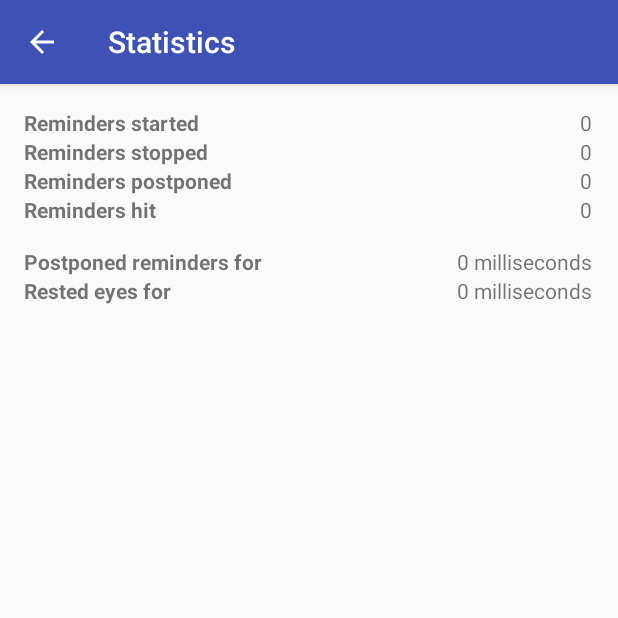
After one commit to Pneumaticat/cubic20, an Android app: the StatsActivity screen opened directly, with no data from a screen before it, on a phone screen of 412 x 824 dp, the top half of it. The commit adds this screen. Run offline under Robolectric (Android 15) with nearby library versions, the phone set to English and light mode, and no system bars.

Commit message:
Implement StatsActivity
Needed to pull in a JodaTime library for nice Duration formatting. Also,
an issue right now is that the menu items' images in MainActivity are
the wrong color and look weird.

```diff
--- a/app/build.gradle
+++ b/app/build.gradle
@@ -25,4 +25,5 @@ dependencies {
     compile 'com.android.support:appcompat-v7:24.0.0'
     compile 'com.android.support:design:24.0.0'
     compile 'com.android.support:support-v4:24.0.0'
+    compile 'net.danlew:android.joda:2.9.4.1'
 }
--- a/app/src/main/java/space/potatofrom/cubic20/MainActivity.java
+++ b/app/src/main/java/space/potatofrom/cubic20/MainActivity.java
@@ -167,6 +167,9 @@ public class MainActivity extends AppCompatActivity
             case R.id.action_about:
                 startActivity(new Intent(this, AboutActivity.class));
                 break;
+            case R.id.action_stats:
+                startActivity(new Intent(this, StatsActivity.class));
+                break;
             default:
                 throw new UnsupportedOperationException("Unimplemented menu item " + id);
         }
--- /dev/null
+++ b/app/src/main/java/space/potatofrom/cubic20/MyApp.java
@@ -0,0 +1,16 @@
+package space.potatofrom.cubic20;
+
+import android.app.Application;
+
+import net.danlew.android.joda.JodaTimeAndroid;
+
+/**
+ * Created by kevin on 7/20/16.
+ */
+public class MyApp extends Application {
+    @Override
+    public void onCreate() {
+        super.onCreate();
+        JodaTimeAndroid.init(this);
+    }
+}
--- /dev/null
+++ b/app/src/main/java/space/potatofrom/cubic20/StatsActivity.java
@@ -0,0 +1,64 @@
+package space.potatofrom.cubic20;
+
+import android.content.SharedPreferences;
+import android.os.Bundle;
+import android.preference.PreferenceManager;
+import android.support.v7.app.AppCompatActivity;
+import android.support.v7.widget.Toolbar;
+import android.widget.TextView;
+
+import org.joda.time.Period;
+import org.joda.time.format.PeriodFormat;
+import org.joda.time.format.PeriodFormatter;
+
+import java.util.Locale;
+
+public class StatsActivity extends AppCompatActivity {
+    private TextView remindersStartedValue;
+    private TextView remindersStoppedValue;
+    private TextView remindersPostponedValue;
+    private TextView remindersHitValue;
+    private TextView timePostponedValue;
+    private TextView timeRestedValue;
+
+    @Override
+    protected void onCreate(Bundle savedInstanceState) {
+        super.onCreate(savedInstanceState);
+        setContentView(R.layout.activity_stats);
+        Toolbar toolbar = (Toolbar) findViewById(R.id.toolbar);
+        setSupportActionBar(toolbar);
+
+        getSupportActionBar().setDisplayHomeAsUpEnabled(true);
+
+        remindersStartedValue = (TextView) findViewById(R.id.stats_value_reminders_started);
+        remindersStoppedValue = (TextView) findViewById(R.id.stats_value_reminders_stopped);
+        remindersPostponedValue = (TextView) findViewById(R.id.stats_value_reminders_postponed);
+        remindersHitValue = (TextView) findViewById(R.id.stats_value_reminders_hit);
+        timePostponedValue = (TextView) findViewById(R.id.stats_value_time_postponed);
+        timeRestedValue = (TextView) findViewById(R.id.stats_value_time_rested);
+
+        refreshStatsUi();
+    }
+
+    private void refreshStatsUi() {
+        SharedPreferences prefs = PreferenceManager.getDefaultSharedPreferences(this);
+        remindersStartedValue.setText(String.valueOf(
+                prefs.getInt(getString(R.string.pref_key_stats_reminders_started), 0)));
+        remindersStoppedValue.setText(String.valueOf(
+                prefs.getInt(getString(R.string.pref_key_stats_reminders_stopped), 0)));
+        remindersPostponedValue.setText(String.valueOf(
+                prefs.getInt(getString(R.string.pref_key_stats_reminders_postponed), 0)));
+        remindersHitValue.setText(String.valueOf(
+                prefs.getInt(getString(R.string.pref_key_stats_reminders_hit), 0)));
+
+        PeriodFormatter formatter = PeriodFormat.getDefault().withLocale(Locale.getDefault());
+        timePostponedValue.setText(formatter.print(
+                Period.minutes(
+                    prefs.getInt(getString(R.string.pref_key_stats_time_postponed_min), 0))
+                .normalizedStandard()));
+        timeRestedValue.setText(formatter.print(
+                Period.seconds(
+                    prefs.getInt(getString(R.string.pref_key_stats_time_rested_sec), 0))
+                .normalizedStandard()));
+    }
+}
--- /dev/null
+++ b/app/src/main/res/drawable/ic_info_outline_black_24dp.xml
@@ -0,0 +1,9 @@
+<vector xmlns:android="http://schemas.android.com/apk/res/android"
+        android:width="24dp"
+        android:height="24dp"
+        android:viewportWidth="24.0"
+        android:viewportHeight="24.0">
+    <path
+        android:fillColor="#FF000000"
+        android:pathData="M11,17h2v-6h-2v6zM12,2C6.48,2 2,6.48 2,12s4.48,10 10,10 10,-4.48 10,-10S17.52,2 12,2zM12,20c-4.41,0 -8,-3.59 -8,-8s3.59,-8 8,-8 8,3.59 8,8 -3.59,8 -8,8zM11,9h2L13,7h-2v2z"/>
+</vector>
--- /dev/null
+++ b/app/src/main/res/drawable/ic_poll_black_24dp.xml
@@ -0,0 +1,9 @@
+<vector xmlns:android="http://schemas.android.com/apk/res/android"
+        android:width="24dp"
+        android:height="24dp"
+        android:viewportWidth="24.0"
+        android:viewportHeight="24.0">
+    <path
+        android:fillColor="#FF000000"
+        android:pathData="M19,3L5,3c-1.1,0 -2,0.9 -2,2v14c0,1.1 0.9,2 2,2h14c1.1,0 2,-0.9 2,-2L21,5c0,-1.1 -0.9,-2 -2,-2zM9,17L7,17v-7h2v7zM13,17h-2L11,7h2v10zM17,17h-2v-4h2v4z"/>
+</vector>
--- /dev/null
+++ b/app/src/main/res/drawable/ic_refresh_black_24dp.xml
@@ -0,0 +1,9 @@
+<vector xmlns:android="http://schemas.android.com/apk/res/android"
+        android:width="24dp"
+        android:height="24dp"
+        android:viewportWidth="24.0"
+        android:viewportHeight="24.0">
+    <path
+        android:fillColor="#FF000000"
+        android:pathData="M17.65,6.35C16.2,4.9 14.21,4 12,4c-4.42,0 -7.99,3.58 -7.99,8s3.57,8 7.99,8c3.73,0 6.84,-2.55 7.73,-6h-2.08c-0.82,2.33 -3.04,4 -5.65,4 -3.31,0 -6,-2.69 -6,-6s2.69,-6 6,-6c1.66,0 3.14,0.69 4.22,1.78L13,11h7V4l-2.35,2.35z"/>
+</vector>
--- /dev/null
+++ b/app/src/main/res/layout/activity_stats.xml
@@ -0,0 +1,25 @@
+<?xml version="1.0" encoding="utf-8"?>
+<android.support.design.widget.CoordinatorLayout xmlns:android="http://schemas.android.com/apk/res/android"
+    xmlns:app="http://schemas.android.com/apk/res-auto"
+    xmlns:tools="http://schemas.android.com/tools"
+    android:layout_width="match_parent"
+    android:layout_height="match_parent"
+    android:fitsSystemWindows="true"
+    tools:context="space.potatofrom.cubic20.StatsActivity">
+
+    <android.support.design.widget.AppBarLayout
+        android:layout_width="match_parent"
+        android:layout_height="wrap_content"
+        android:theme="@style/AppTheme.AppBarOverlay">
+
+        <android.support.v7.widget.Toolbar
+            android:id="@+id/toolbar"
+            android:layout_width="match_parent"
+            android:layout_height="?attr/actionBarSize"
+            android:background="?attr/colorPrimary"
+            app:popupTheme="@style/AppTheme.PopupOverlay" />
+
+    </android.support.design.widget.AppBarLayout>
+
+    <include layout="@layout/content_stats" />
+</android.support.design.widget.CoordinatorLayout>
--- /dev/null
+++ b/app/src/main/res/layout/content_stats.xml
@@ -0,0 +1,123 @@
+<?xml version="1.0" encoding="utf-8"?>
+<RelativeLayout xmlns:android="http://schemas.android.com/apk/res/android"
+    xmlns:app="http://schemas.android.com/apk/res-auto"
+    xmlns:tools="http://schemas.android.com/tools"
+    android:layout_width="match_parent"
+    android:layout_height="match_parent"
+    android:paddingBottom="@dimen/activity_vertical_margin"
+    android:paddingLeft="@dimen/activity_horizontal_margin"
+    android:paddingRight="@dimen/activity_horizontal_margin"
+    android:paddingTop="@dimen/activity_vertical_margin"
+    app:layout_behavior="@string/appbar_scrolling_view_behavior"
+    tools:context="space.potatofrom.cubic20.StatsActivity"
+    tools:showIn="@layout/activity_stats">
+
+    <TableLayout
+        android:stretchColumns="*"
+        android:layout_width="match_parent"
+        android:layout_height="match_parent">
+
+        <TableRow
+            android:layout_width="match_parent"
+            android:layout_height="wrap_content">
+            <TextView
+                android:textStyle="bold"
+                android:layout_width="wrap_content"
+                android:layout_height="wrap_content"
+                android:text="@string/stats_reminders_started" />
+            <TextView
+                android:id="@+id/stats_value_reminders_started"
+                android:layout_width="wrap_content"
+                android:layout_height="wrap_content"
+                android:layout_gravity="end"
+                android:text=""
+                android:layout_column="2" />
+        </TableRow>
+
+        <TableRow
+            android:layout_width="match_parent"
+            android:layout_height="wrap_content">
+            <TextView
+                android:textStyle="bold"
+                android:layout_width="wrap_content"
+                android:layout_height="wrap_content"
+                android:text="@string/stats_reminders_stopped" />
+            <TextView
+                android:id="@+id/stats_value_reminders_stopped"
+                android:layout_width="wrap_content"
+                android:layout_height="wrap_content"
+                android:layout_gravity="end"
+                android:text=""
+                android:layout_column="2" />
+        </TableRow>
+
+        <TableRow
+            android:layout_width="match_parent"
+            android:layout_height="wrap_content">
+            <TextView
+                android:textStyle="bold"
+                android:layout_width="wrap_content"
+                android:layout_height="wrap_content"
+                android:text="@string/stats_reminders_postponed" />
+            <TextView
+                android:id="@+id/stats_value_reminders_postponed"
+                android:layout_width="wrap_content"
+                android:layout_height="wrap_content"
+                android:layout_gravity="end"
+                android:text=""
+                android:layout_column="2" />
+        </TableRow>
+
+        <TableRow
+            android:layout_width="match_parent"
+            android:layout_height="wrap_content">
+            <TextView
+                android:textStyle="bold"
+                android:layout_width="wrap_content"
+                android:layout_height="wrap_content"
+                android:text="@string/stats_reminders_hit" />
+            <TextView
+                android:id="@+id/stats_value_reminders_hit"
+                android:layout_width="wrap_content"
+                android:layout_height="wrap_content"
+                android:layout_gravity="end"
+                android:text=""
+                android:layout_column="2" />
+        </TableRow>
+
+        <TableRow
+            android:layout_marginTop="15dp"
+            android:layout_width="match_parent"
+            android:layout_height="wrap_content">
+            <TextView
+                android:textStyle="bold"
+                android:layout_width="wrap_content"
+                android:layout_height="wrap_content"
+                android:text="@string/stats_time_postponed" />
+            <TextView
+                android:id="@+id/stats_value_time_postponed"
+                android:layout_width="wrap_content"
+                android:layout_height="wrap_content"
+                android:layout_gravity="end"
+                android:text=""
+                android:layout_column="2" />
+        </TableRow>
+
+        <TableRow
+            android:layout_width="match_parent"
+            android:layout_height="wrap_content">
+            <TextView
+                android:textStyle="bold"
+                android:layout_width="wrap_content"
+                android:layout_height="wrap_content"
+                android:text="@string/stats_time_rested" />
+            <TextView
+                android:id="@+id/stats_value_time_rested"
+                android:layout_width="wrap_content"
+                android:layout_height="wrap_content"
+                android:layout_gravity="end"
+                android:text=""
+                android:layout_column="2" />
+        </TableRow>
+    </TableLayout>
+</RelativeLayout>
--- a/app/src/main/res/menu/main.xml
+++ b/app/src/main/res/menu/main.xml
@@ -3,12 +3,20 @@
     xmlns:app="http://schemas.android.com/apk/res-auto">
     <item
         android:id="@+id/action_settings"
+        android:icon="@drawable/ic_settings_black_24dp"
+        android:title="@string/action_settings"
         android:orderInCategory="100"
-        android:title="@string/action_settings"
-        app:showAsAction="never" />
+        app:showAsAction="ifRoom" />
     <item
         android:id="@+id/action_about"
+        android:title="@string/action_about"
+        android:icon="@drawable/ic_info_black_24dp"
         android:orderInCategory="101"
-        android:title="@string/action_about"
-        app:showAsAction="never" />
+        app:showAsAction="ifRoom" />
+    <item
+        android:id="@+id/action_stats"
+        android:title="@string/action_stats"
+        android:icon="@drawable/ic_poll_black_24dp"
+        android:orderInCategory="102"
+        app:showAsAction="ifRoom" />
 </menu>
--- /dev/null
+++ b/app/src/main/res/menu/stats.xml
@@ -0,0 +1,9 @@
+<?xml version="1.0" encoding="utf-8"?>
+<menu xmlns:android="http://schemas.android.com/apk/res/android"
+    xmlns:app="http://schemas.android.com/apk/res-auto">
+    <item
+        android:id="@+id/stats_action_refresh"
+        android:icon="@drawable/ic_refresh_black_24dp"
+        android:title="@string/stats_action_refresh"
+        app:showAsAction="always" />
+</menu>
--- a/app/src/main/res/values/strings.xml
+++ b/app/src/main/res/values/strings.xml
@@ -32,6 +32,7 @@
 
     <string name="action_settings">Settings</string>
     <string name="action_about">About</string>
+    <string name="action_stats">Statistics</string>
 
     <string name="main_drawer_start_reminders">Start reminders</string>
     <string name="main_drawer_stop_reminders">Stop reminders</string>
@@ -54,13 +55,10 @@
     <!-- Strings related to Settings -->
     <string name="pref_summary_reminder_interval_min">How often, in minutes, to be reminded to take care of your eyes</string>
     <string name="pref_title_reminder_interval_min">Reminder interval</string>
-
     <string name="pref_summary_reminder_length_sec">How long, in seconds, to be prompted to look away</string>
     <string name="pref_title_reminder_length_sec">Reminder length</string>
-
     <string name="pref_summary_start_on_boot">Start eye care reminders on device startup</string>
     <string name="pref_title_start_on_boot">Start on boot</string>
-
     <string name="pref_summary_show_persistent_notification">Show a persistent notification in the notification area when tracking is active</string>
     <string name="pref_title_show_persistent_notification">Show persistent notification</string>
 
@@ -78,4 +76,14 @@
         General Public License for more details. (You can read it at
         <a href="https://gnu.org/licenses/">the GNU website</a>.)</string>
     <string name="about_source_code">You can find the source code of cubic20 on <a href="https://github.com/Pneumaticat/cubic20">GitHub</a>.</string>
+
+    <string name="title_activity_stats">Statistics</string>
+    <string name="stats_action_refresh">Refresh Stats</string>
+    <string name="stats_value_error">[ERROR!]</string>
+    <string name="stats_reminders_started">Reminders started</string>
+    <string name="stats_reminders_stopped">Reminders stopped</string>
+    <string name="stats_reminders_postponed">Reminders postponed</string>
+    <string name="stats_reminders_hit">Reminders hit</string>
+    <string name="stats_time_postponed">Postponed reminders for</string>
+    <string name="stats_time_rested">Rested eyes for</string>
 </resources>
```
Also changed, not shown: app/src/main/AndroidManifest.xml (+17 -3 lines).
